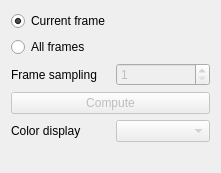
Old version of the form gui/ColorizeSurfaceOptions.ui in the repository Kitware/TeleSculptor.
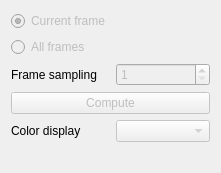
New version of the form.

The edit to the form file:
```diff
--- a/gui/ColorizeSurfaceOptions.ui
+++ b/gui/ColorizeSurfaceOptions.ui
@@ -16,6 +16,9 @@
   <layout class="QFormLayout" name="formLayout">
    <item row="0" column="0">
     <widget class="QRadioButton" name="radioButtonCurrentFrame">
+     <property name="enabled">
+      <bool>false</bool>
+     </property>
      <property name="text">
       <string>Current frame</string>
      </property>
@@ -29,6 +32,9 @@
    </item>
    <item row="1" column="0">
     <widget class="QRadioButton" name="radioButtonAllFrames">
+     <property name="enabled">
+      <bool>false</bool>
+     </property>
      <property name="text">
       <string>All frames</string>
      </property>
```
